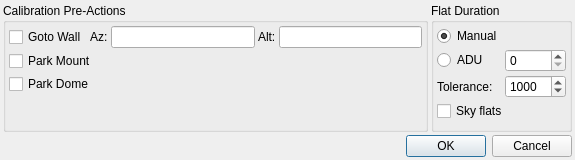
First picture: the form in kstars/ekos/capture/calibrationoptions.ui, repository KDE/kstars, before the edit.
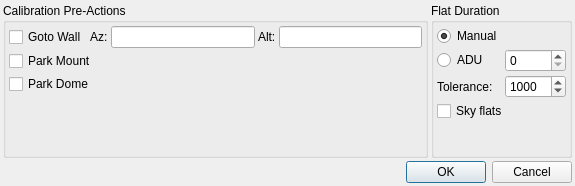
Second picture: the form after the edit. Custom widgets are drawn as their Qt base class.

What changed in the file:
```diff
--- a/kstars/ekos/capture/calibrationoptions.ui
+++ b/kstars/ekos/capture/calibrationoptions.ui
@@ -7,7 +7,7 @@
     <x>0</x>
     <y>0</y>
     <width>575</width>
-    <height>160</height>
+    <height>186</height>
    </rect>
   </property>
   <property name="windowTitle">
```
Left out of the diff: 38 changed lines with no effect on the pictures.
